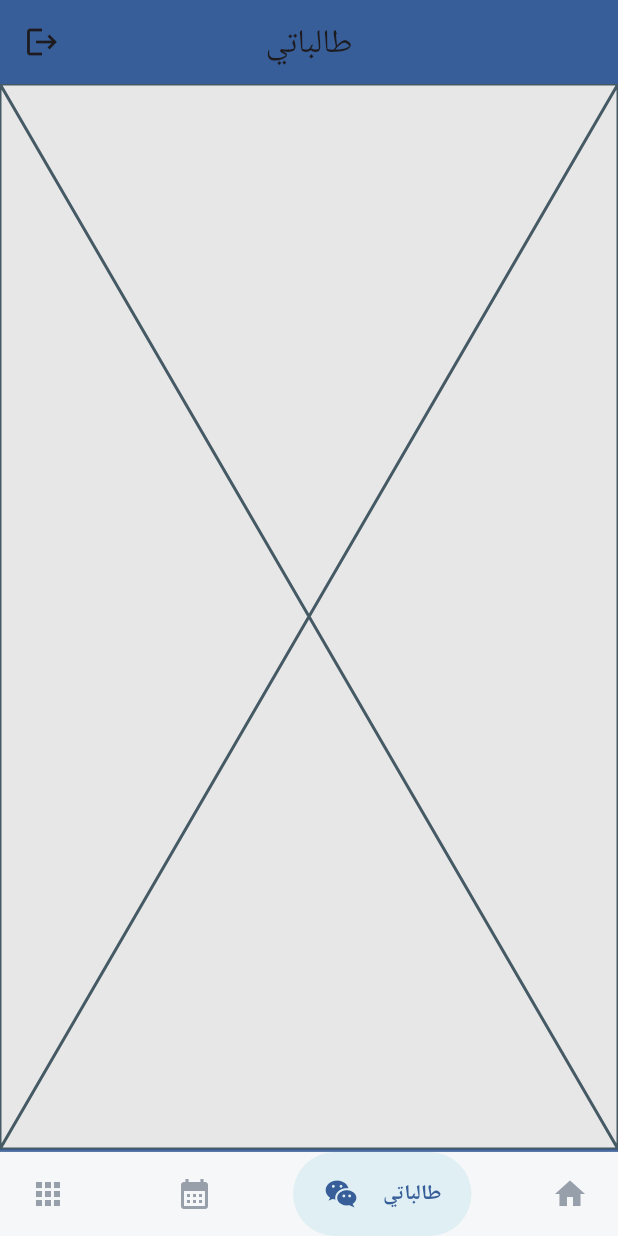
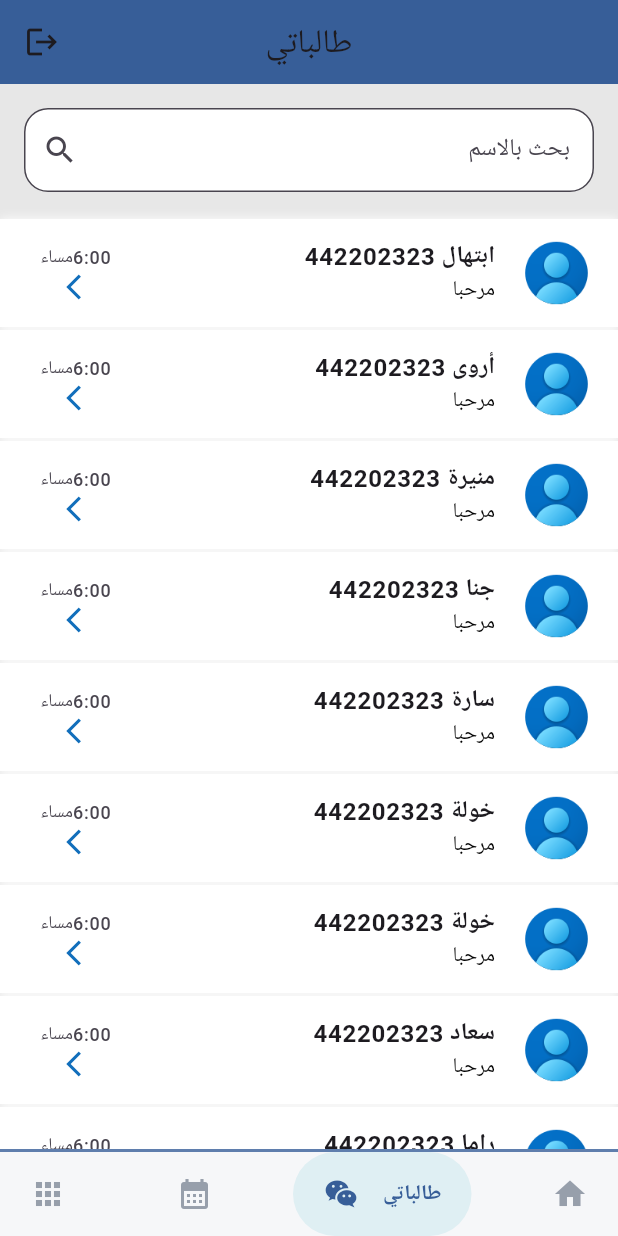
Before and after one commit to mona-ahmed2/2023-GP1-11, a Flutter app: the HomePageAdvisor screen opened directly, item 3 of the bottom bar chosen, on a phone screen of 412 x 824 dp. Run offline on Flutter 3.47's test engine with Material 3 defaults, Android fonts, the phone set to English and light mode, and no system bars; drawn by our look-alikes of google_nav_bar; our stand-ins replace cloud_firestore, firebase_auth, firebase_core, flutter_svg, modal_progress_hud_nsn, toggle_switch; missing offline and left inert: booking_calendar, ibm_watson_assistant; accounts and stored records are empty.

Commit message:
create UI for online chatting, add some folder to organize features

```diff
--- a/lib/Screens/chatbot_screen.dart
+++ b/lib/Chatbot/chatbot_screen.dart
@@ -5,8 +5,8 @@ import 'package:flutter/material.dart';
 import 'package:intl/intl.dart';
 import 'package:intl/date_symbol_data_local.dart';
 import 'dart:math' as math;
-import 'package:wjjhni/components/message.dart';
-import 'package:wjjhni/components/chatbot_service.dart';
+import 'package:wjjhni/Chatbot/message.dart';
+import 'package:wjjhni/Chatbot/chatbot_service.dart';
 
 
 class ChatbotScreen extends StatefulWidget {
--- a/lib/main_screen_for_navigation/homeAdvisor.dart
+++ b/lib/main_screen_for_navigation/homeAdvisor.dart
@@ -1,6 +1,6 @@
 
 import 'package:wjjhni/widgets/home_widget.dart';
-import 'package:wjjhni/widgets_to_be_implemented/chat_widget.dart';
+import 'package:wjjhni/onlineChatting/chat_widget.dart';
 import '../widgets_to_be_implemented/academic_appointments.dart';
 import '../widgets_to_be_implemented/more.dart';
 import 'package:flutter/material.dart';
@@ -16,14 +16,14 @@ class HomePageAdvisor extends StatefulWidget {
 
 class _HomePageAdvisorState extends State<HomePageAdvisor> {
   int _selecetedIndex = 3;
-  final List<String> _titles = const [
+   List<String> _titles = const [
     'المزيد',
     'المواعيد',
     'طالباتي',
     'الرئيسية'
   ];
   bool isAdvisor = true;
-  final List<Widget> _tabs = [
+   List<Widget> _tabs = [
     MoreScreen(isAdvisor:true, isStudent:false),
     AcademicAppo(), //replace with chat with my students
     ChatWidget(), //replace with appointments
--- a/lib/main_screen_for_navigation/homeStudent.dart
+++ b/lib/main_screen_for_navigation/homeStudent.dart
@@ -1,4 +1,4 @@
-import 'package:wjjhni/Screens/chatbot_screen.dart';
+import 'package:wjjhni/Chatbot/chatbot_screen.dart';
 import 'package:firebase_auth/firebase_auth.dart';
 import 'package:wjjhni/widgets/home_widget.dart';
 import '../widgets_to_be_implemented/more.dart';
@@ -17,7 +17,7 @@ class _HomePageStuState extends State<HomePageStu> {
   int _selecetedIndex = 3;
   final List<String> _titles = const ['المزيد', 'مرشدتي', 'أسأل', 'الرئيسية'];
 
-  final List<Widget> _tabs =  [
+   List<Widget> _tabs =  [
     MoreScreen(isAdvisor: false,isStudent: true,),
     MyAdvisor(),
     ChatbotScreen() ,
--- /dev/null
+++ b/lib/onlineChatting/chat_tile.dart
@@ -0,0 +1,77 @@
+import 'package:flutter/material.dart';
+import 'package:wjjhni/onlineChatting/chat_dialouge_screen.dart';
+
+class ChatTile extends StatelessWidget {
+  final String name;
+  final String id;
+  final String msg;
+  final String time;
+  final String img = "assets/user.png";
+
+  const ChatTile({
+    Key? key,
+    required this.name,
+    required this.id,
+    required this.msg,
+    required this.time,
+  }) : super(key: key);
+
+  @override
+  Widget build(BuildContext context) {
+    return Container(
+      margin: const EdgeInsets.only(top: 2),
+      decoration: const BoxDecoration(
+        boxShadow: [
+          BoxShadow(
+            color: Colors.white,
+            blurRadius: 5,
+          ),
+        ],
+      ),
+      child: ListTile(
+        onTap: () {
+          Navigator.push(
+            context,
+            MaterialPageRoute(builder: (context) => ChatDialouge()),
+          );
+        },
+        tileColor: Colors.white,
+        leading: CircleAvatar(
+          backgroundColor: Colors.transparent,
+          backgroundImage: AssetImage(img), // Fixed typo
+          radius: 25,
+        ),
+        title: Text(
+          name + " " + id,
+          style: TextStyle(
+            fontWeight: FontWeight.bold,
+          ),
+        ),
+        subtitle: Text(
+          msg,
+          style: TextStyle(color: Colors.black, fontWeight: FontWeight.normal),
+        ),
+        trailing: Column(
+          mainAxisSize: MainAxisSize.min,
+          children: [
+
+            Text(
+              time,
+              style: const TextStyle(fontSize: 12),
+            ),
+            const Icon(
+              Icons.arrow_forward_ios,
+              color: Color.fromARGB(255, 17, 110, 187),
+              size: 20,
+            ),
+
+            // Spacer(),
+
+
+            // Add some spacing
+          ],
+        ),
+      ),
+    );
+  }
+}
--- /dev/null
+++ b/lib/onlineChatting/chat_widget.dart
@@ -0,0 +1,113 @@
+// import 'package:dialog_flowtter/dialog_flowtter.dart';
+import 'package:flutter/material.dart';
+import 'package:wjjhni/onlineChatting/chat_tile.dart';
+import '../widgets/search_bar.dart';
+import 'package:cloud_firestore/cloud_firestore.dart';
+import 'package:firebase_core/firebase_core.dart';
+import 'package:firebase_auth/firebase_auth.dart';
+
+class ChatWidget extends StatefulWidget {
+  const ChatWidget({super.key});
+
+  @override
+  State<ChatWidget> createState() => _ChatWidgetState();
+}
+
+class _ChatWidgetState extends State<ChatWidget> {
+  String uid = FirebaseAuth.instance.currentUser!.uid;
+  final db = FirebaseFirestore.instance;
+  Stream<dynamic>? getStudentsStream() {
+    final snapshot = db //getting from the firebase database
+        .collection('students')
+        .where('advisor_uid', isEqualTo: uid)
+        .snapshots();
+    return snapshot;
+  }
+
+  TextEditingController editingController = TextEditingController();
+  List<String> names = [
+    "ابتهال",
+    "أروى",
+    "منيرة",
+    "جنا",
+    "سارة",
+    "خولة",
+    "خولة",
+    "سعاد",
+    "راما"
+  ];
+
+  List<String> searchResults = [];
+  void filterSearchResults(String query) {
+    setState(() {
+      searchResults = names
+          .where((item) => item.toLowerCase().contains(query.toLowerCase()))
+          .toList();
+    });
+  }
+
+  @override
+  void initState() {
+    searchResults = names;
+
+    super.initState();
+  }
+
+  @override
+  Widget build(BuildContext context) {
+    ScrollController scrollController = ScrollController();
+
+    void onQueryChanged(String query) {
+      setState(() {
+        searchResults = names
+            .where((item) => item.toLowerCase().contains(query.toLowerCase()))
+            .toList();
+      });
+    }
+
+    return Directionality(
+      textDirection: TextDirection.rtl,
+      child: SafeArea(
+        child: SingleChildScrollView(
+          child: Column(
+            children: [
+              Container(
+                padding: EdgeInsets.all(16),
+                child: TextField(
+                  onChanged: (value) {
+                    filterSearchResults(value);
+                    // print(getStudentsStream());
+                  },
+                  controller: editingController,
+                  decoration: InputDecoration(
+                    filled: true,
+                    fillColor: Colors.white,
+                    labelText: 'بحث بالاسم',
+                    border: OutlineInputBorder(
+                        borderRadius:
+                            const BorderRadius.all(Radius.circular(16.0))),
+                    suffixIcon: Icon(Icons.search),
+                  ),
+                ),
+              ),
+              ListView.builder(
+                physics: NeverScrollableScrollPhysics(),
+                controller: scrollController,
+                shrinkWrap: true,
+                scrollDirection: Axis.vertical,
+                itemCount: searchResults.length,
+                itemBuilder: (context, i) {
+                  return ChatTile(
+                      name: searchResults[i],
+                      id: "442202323",
+                      msg: "مرحبا",
+                      time: "6:00مساء ");
+                },
+              ),
+            ],
+          ),
+        ),
+      ),
+    );
+  }
+}
--- a/lib/widgets_to_be_implemented/chat_widget.dart
+++ /dev/null
@@ -1,10 +0,0 @@
-import 'package:flutter/material.dart';
-
-class ChatWidget extends StatelessWidget {
-  const ChatWidget({super.key});
-
-  @override
-  Widget build(BuildContext context) {
-    return const Placeholder();
-  }
-}
--- a/lib/widgets_to_be_implemented/more.dart
+++ b/lib/widgets_to_be_implemented/more.dart
@@ -29,7 +29,7 @@ class MoreScreen extends StatelessWidget {
     Icons.calculate,
   ];
 
-  static final List<Widget> links = [
+   List<Widget> links = [
     PlanScreen(),
     AcadFormsScreen(),
     ImportantDatesScreen(),
--- a/lib/widgets_to_be_implemented/myAdvisor.dart
+++ b/lib/widgets_to_be_implemented/myAdvisor.dart
@@ -1,5 +1,5 @@
 import 'package:wjjhni/Screens_to_be_implemented/all_appointments.dart';
-import 'package:wjjhni/Screens_to_be_implemented/chat_screen.dart';
+import 'package:wjjhni/onlineChatting/chat_screen.dart';
 import 'package:wjjhni/Screens_to_be_implemented/book_appointment_screen.dart';
 import 'package:wjjhni/Screens_to_be_implemented/rate_screen.dart';
 import 'package:flutter/material.dart';
@@ -25,7 +25,7 @@ class _MyAdvisorState extends State<MyAdvisor> {
     Icons.calendar_month,
     Icons.stars,
   ];
-  static final List<Widget> links = [
+  List<Widget> links = [
     ChatScreen(),
     BooKAppointment(),
     AllAppointments(),
--- a/pubspec.yaml
+++ b/pubspec.yaml
@@ -51,6 +51,7 @@ dependencies:
   booking_calendar: ^1.1.10
   toggle_switch: ^2.1.0
   google_nav_bar: ^5.0.6
+  modal_progress_hud_nsn: ^0.5.1
 
 dev_dependencies:
   flutter_test:
```
Also changed, not shown: lib/onlineChatting/chat_dialouge_screen.dart (added, +189 -0 lines), lib/onlineChatting/new_message.dart (added, +47 -0 lines), lib/widgets/search_bar.dart (added, +31 -0 lines), lib/Chatbot/chatbot_service.dart (renamed from lib/components/chatbot_service.dart), lib/Chatbot/message.dart (renamed from lib/components/message.dart), lib/onlineChatting/chat_screen.dart (renamed from lib/Screens_to_be_implemented/chat_screen.dart), pubspec.lock.
